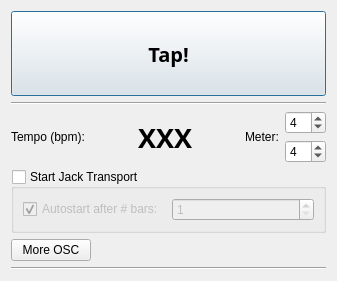
The window that tapstart_base.ui (kampfschlaefer/tapstart) describes before a commit, drawn with Qt 5.
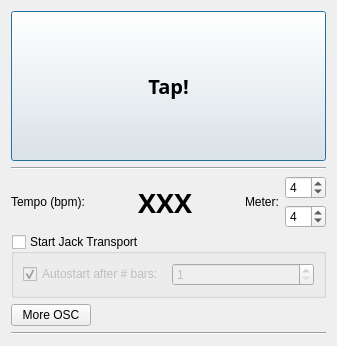
The same window after the commit.

```diff
--- a/tapstart_base.ui
+++ b/tapstart_base.ui
@@ -7,7 +7,7 @@
     <x>0</x>
     <y>0</y>
     <width>337</width>
-    <height>281</height>
+    <height>346</height>
    </rect>
   </property>
   <property name="sizePolicy" >
```
Left out of the diff: 1 changed line with no effect on the pictures.
